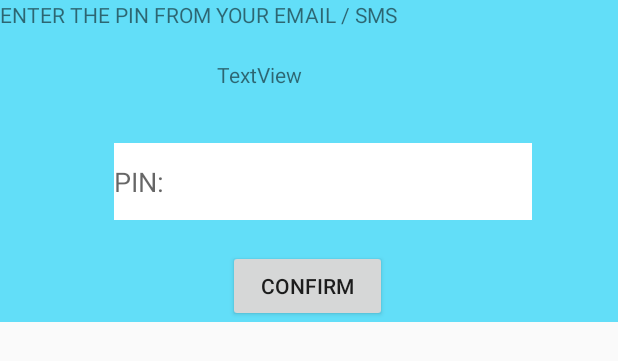
After one commit to jerekuo/Harkkatyo, an Android app: the layout popup_window.xml on its own in the app's theme, with its tools: preview values and no code run, on a phone screen of 412 x 824 dp. The commit adds this screen. Shown: the top 361 px of the screen. Run offline under Robolectric (Android 15) with nearby library versions, the phone set to English and light mode, and no system bars.

Commit message:
Login sms/email authentication simulation added and working

```diff
--- a/app/src/main/res/layout/activity_main.xml
+++ b/app/src/main/res/layout/activity_main.xml
@@ -117,6 +117,7 @@
             android:layout_width="wrap_content"
             android:layout_height="wrap_content"
             android:indeterminate="true" />
+
     </RelativeLayout>
 
 </androidx.constraintlayout.widget.ConstraintLayout>
--- /dev/null
+++ b/app/src/main/res/layout/popup_window.xml
@@ -0,0 +1,50 @@
+<?xml version="1.0" encoding="utf-8"?>
+<RelativeLayout
+    xmlns:android="http://schemas.android.com/apk/res/android"
+    android:layout_width="wrap_content"
+    android:layout_height="wrap_content"
+    android:background="#62def8">
+
+    <TextView
+        android:id="@+id/textView2"
+        android:layout_width="match_parent"
+        android:layout_height="93dp"
+        android:text="ENTER THE PIN FROM YOUR EMAIL / SMS" />
+
+    <EditText
+        android:id="@+id/editText3"
+        android:layout_width="278dp"
+        android:layout_height="51dp"
+        android:layout_alignParentStart="true"
+        android:layout_alignParentTop="true"
+        android:layout_alignParentEnd="true"
+        android:layout_marginStart="76dp"
+        android:layout_marginTop="95dp"
+        android:layout_marginEnd="57dp"
+        android:background="#FFFFFF"
+        android:backgroundTint="#FFFFFF"
+        android:ems="10"
+        android:hint="PIN:"
+        android:inputType="number" />
+
+    <TextView
+        android:id="@+id/textViewPin"
+        android:layout_width="120dp"
+        android:layout_height="32dp"
+        android:layout_alignBottom="@+id/textView2"
+        android:layout_alignParentEnd="true"
+        android:layout_marginEnd="147dp"
+        android:layout_marginBottom="21dp"
+        android:text="TextView" />
+
+    <Button
+        android:id="@+id/button3"
+        android:layout_width="106dp"
+        android:layout_height="wrap_content"
+        android:layout_below="@+id/editText3"
+        android:layout_alignParentEnd="true"
+        android:layout_marginTop="20dp"
+        android:layout_marginEnd="154dp"
+        android:text="Confirm" />
+
+</RelativeLayout>
```
Also changed, not shown: app/src/main/java/com/example/moovi/MainActivity.java (+76 -8 lines).
